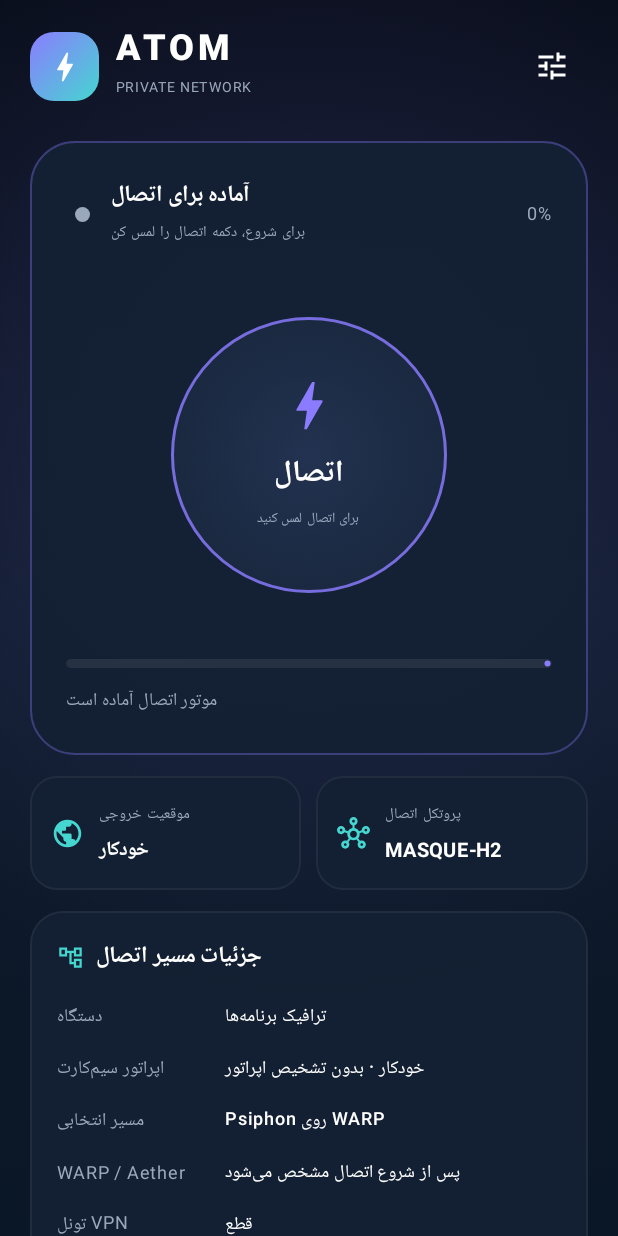
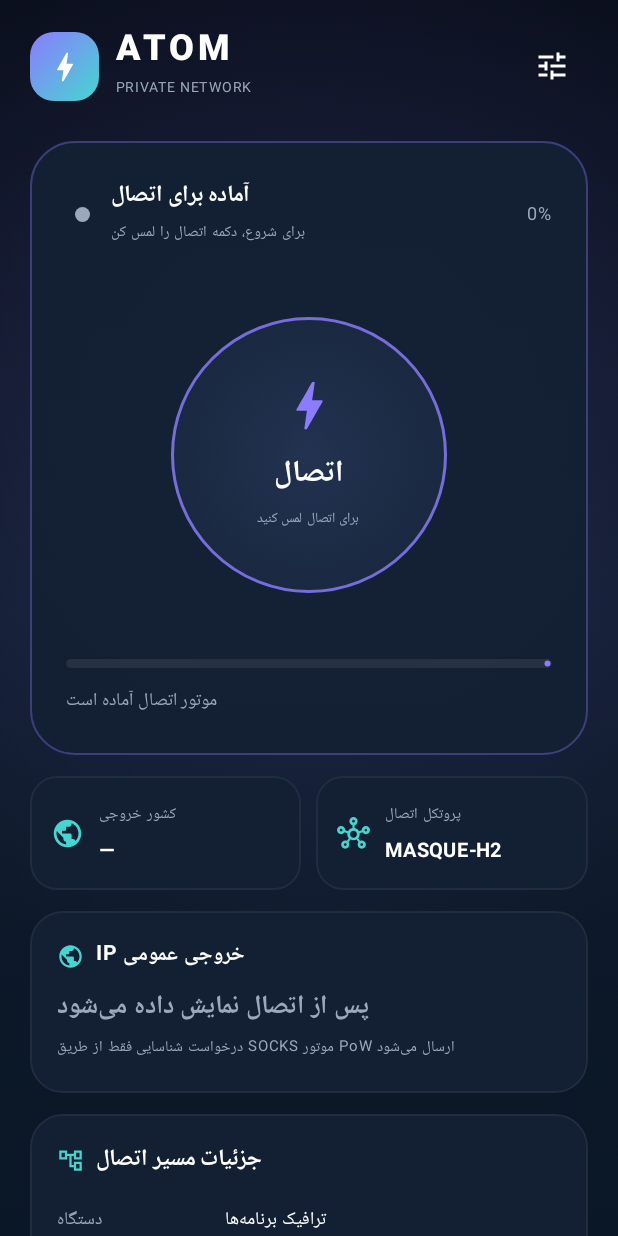
Before and after one commit to atom-vpn/atom1, an Android app built with Jetpack Compose: the screen it shows after launch (MainActivity), on a phone screen of 412 x 824 dp. Run offline under Robolectric (Android 15) with nearby library versions, the phone set to English and light mode, and no system bars.

Commit message:
Show actual PoW exit country and public IP on home screen

```diff
--- a/app/src/main/java/com/atomvpn/mobile/MainActivity.kt
+++ b/app/src/main/java/com/atomvpn/mobile/MainActivity.kt
@@ -104,12 +104,20 @@ private fun AtomPowApp(onConnect: () -> Unit, onDisconnect: () -> Unit) {
     val context = LocalContext.current
     val connection by ConnectionStateStore.state.collectAsStateWithLifecycle()
     val status by PowStatusStore.status.collectAsStateWithLifecycle()
+    val exitIpState by ExitIpInfoRepository.state.collectAsStateWithLifecycle()
     val engine = remember(context) { PowEngineStore.get(context) }
     val settings by engine.settings.collectAsStateWithLifecycle()
     var page by remember { mutableStateOf("home") }
     var countryQuery by remember { mutableStateOf("") }
 
     val connected = connection == ConnectionState.CONNECTED
+    val exitCountryLabel = when {
+        !connected -> "—"
+        status.exitRegion.isNotBlank() -> PowRegions.name(status.exitRegion, Locale("fa")).ifBlank { status.exitRegion }
+        !exitIpState.info?.countryCode.isNullOrBlank() -> PowRegions.name(exitIpState.info!!.countryCode, Locale("fa")).ifBlank { exitIpState.info!!.countryCode }
+        exitIpState.isLoading -> "در حال شناسایی…"
+        else -> "نامشخص"
+    }
     val connecting = connection == ConnectionState.CONNECTING ||
         status.phase in setOf(PowPhase.STARTING, PowPhase.OUTER, PowPhase.INNER, PowPhase.BRIDGING)
     // پیام "Job was cancelled" یعنی کاربر خودش لغو کرده؛ شکست حساب نمی‌شود
@@ -230,6 +238,8 @@ private fun AtomPowApp(onConnect: () -> Unit, onDisconnect: () -> Unit) {
                             outerLabel = status.outerLabel,
                             settings = settings,
                             carrierLabel = carrierLabel,
+                            exitCountryLabel = exitCountryLabel,
+                            exitIpState = exitIpState,
                             onConnect = onConnect,
                             onDisconnect = onDisconnect,
                             onOpenSettings = { page = "settings" },
@@ -252,6 +262,8 @@ private fun HomePage(
     outerLabel: String,
     settings: PowEngineSettings,
     carrierLabel: String,
+    exitCountryLabel: String,
+    exitIpState: ExitIpInfoState,
     onConnect: () -> Unit,
     onDisconnect: () -> Unit,
     onOpenSettings: () -> Unit,
@@ -390,13 +402,52 @@ private fun HomePage(
 
             Reveal(2) {
                 Row(horizontalArrangement = Arrangement.spacedBy(10.dp), modifier = Modifier.fillMaxWidth()) {
-                    InfoTile("موقعیت خروجی", settings.exitCountryCode.ifBlank { "خودکار" }, Modifier.weight(1f), Icons.Outlined.Public) { onOpenCountries() }
+                    InfoTile("کشور خروجی", exitCountryLabel, Modifier.weight(1f), Icons.Outlined.Public) { onOpenCountries() }
                     InfoTile("پروتکل اتصال", settings.linkRecipe.uppercase(), Modifier.weight(1f), Icons.Outlined.Hub) { onOpenSettings() }
                 }
             }
             Spacer(Modifier.height(14.dp))
 
             Reveal(3) {
+                Card(
+                    colors = CardDefaults.cardColors(containerColor = Panel),
+                    shape = RoundedCornerShape(22.dp),
+                    modifier = Modifier.fillMaxWidth().border(1.dp, Color.White.copy(alpha = .06f), RoundedCornerShape(22.dp))
+                ) {
+                    Column(Modifier.padding(18.dp)) {
+                        Row(verticalAlignment = Alignment.CenterVertically) {
+                            Icon(Icons.Outlined.Public, null, tint = Cyan, modifier = Modifier.size(18.dp))
+                            Spacer(Modifier.width(8.dp))
+                            Text("IP خروجی عمومی", fontWeight = FontWeight.Bold, fontSize = 14.sp)
+                            Spacer(Modifier.weight(1f))
+                            if (exitIpState.isLoading && connected) {
+                                CircularProgressIndicator(modifier = Modifier.size(16.dp), strokeWidth = 2.dp, color = Cyan)
+                            }
+                        }
+                        Spacer(Modifier.height(8.dp))
+                        Text(
+                            exitIpState.info?.ipAddress ?: when {
+                                !connected -> "پس از اتصال نمایش داده می‌شود"
+                                exitIpState.isLoading -> "در حال دریافت IP از مسیر تونل…"
+                                exitIpState.errorMessage != null -> "دریافت IP ناموفق بود"
+                                else -> "در انتظار اطلاعات خروجی"
+                            },
+                            color = if (exitIpState.info != null && connected) Color.White else Muted,
+                            fontSize = 17.sp,
+                            fontWeight = FontWeight.SemiBold
+                        )
+                        Text(
+                            if (exitIpState.info != null && connected) "این IP برای سایت‌ها و سرویس‌ها قابل مشاهده است"
+                            else "درخواست شناسایی فقط از طریق SOCKS موتور PoW ارسال می‌شود",
+                            color = Muted,
+                            fontSize = 10.sp
+                        )
+                    }
+                }
+            }
+            Spacer(Modifier.height(14.dp))
+
+            Reveal(4) {
                 Card(
                     colors = CardDefaults.cardColors(containerColor = Panel),
                     shape = RoundedCornerShape(22.dp),
```
